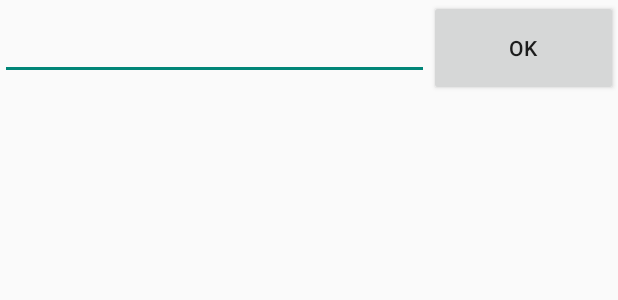
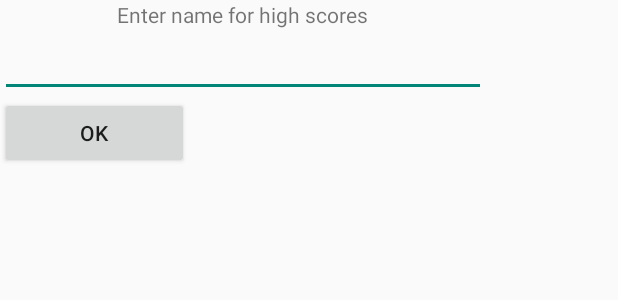
Before and after one commit to tjulkune/balloonpop, an Android app: the layout name.xml on its own in the app's theme, with its tools: preview values and no code run, on a phone screen of 412 x 824 dp. Shown: the top 300 px of the screen. Run offline under Robolectric (Android 15) with nearby library versions, the phone set to English and light mode, and no system bars.

Commit message:
identing, UI tweaks

```diff
--- a/app/src/main/res/layout/main.xml
+++ b/app/src/main/res/layout/main.xml
@@ -20,6 +20,7 @@
         android:id="@+id/button2"
         android:layout_width="match_parent"
         android:layout_height="wrap_content"
+        android:layout_gravity="center_horizontal"
         android:onClick="highScores"
         android:text="@string/highscores" />
 
--- a/app/src/main/res/layout/name.xml
+++ b/app/src/main/res/layout/name.xml
@@ -1,20 +1,26 @@
 <?xml version="1.0" encoding="utf-8"?>
     <LinearLayout xmlns:android="http://schemas.android.com/apk/res/android"
         android:id="@+id/nameLayout"
-        android:layout_width="fill_parent"
-        android:layout_height="fill_parent"
-        android:orientation="horizontal" >
+    android:layout_width="wrap_content"
+    android:layout_height="wrap_content"
+    android:orientation="vertical">
 
-        <EditText
+    <TextView
+        android:layout_width="wrap_content"
+        android:layout_height="wrap_content"
+        android:text="Enter name for high scores"
+        android:id="@+id/textView"
+        android:layout_gravity="center_horizontal" />
+
+    <EditText
             android:id="@+id/nameinp"
-            android:layout_width="wrap_content"
-            android:layout_height="wrap_content"
-            android:layout_weight="1" />
+        android:layout_width="324dp"
+        android:layout_height="wrap_content" />
 
-        <Button
+    <Button
             android:id="@+id/OK"
             android:layout_width="126dp"
-            android:layout_height="64dp"
+        android:layout_height="wrap_content"
             android:text="OK" />
 
     </LinearLayout>
```
Also changed, not shown: app/src/main/java/tjulkune/balloonpop/GameView.java (+27 -36 lines).
